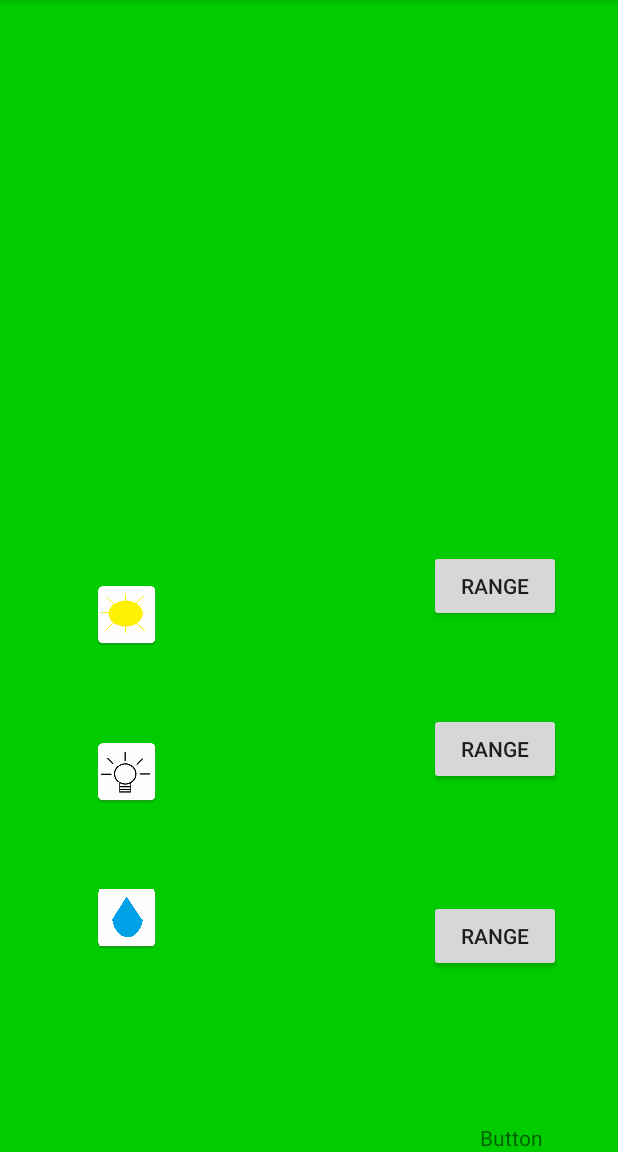
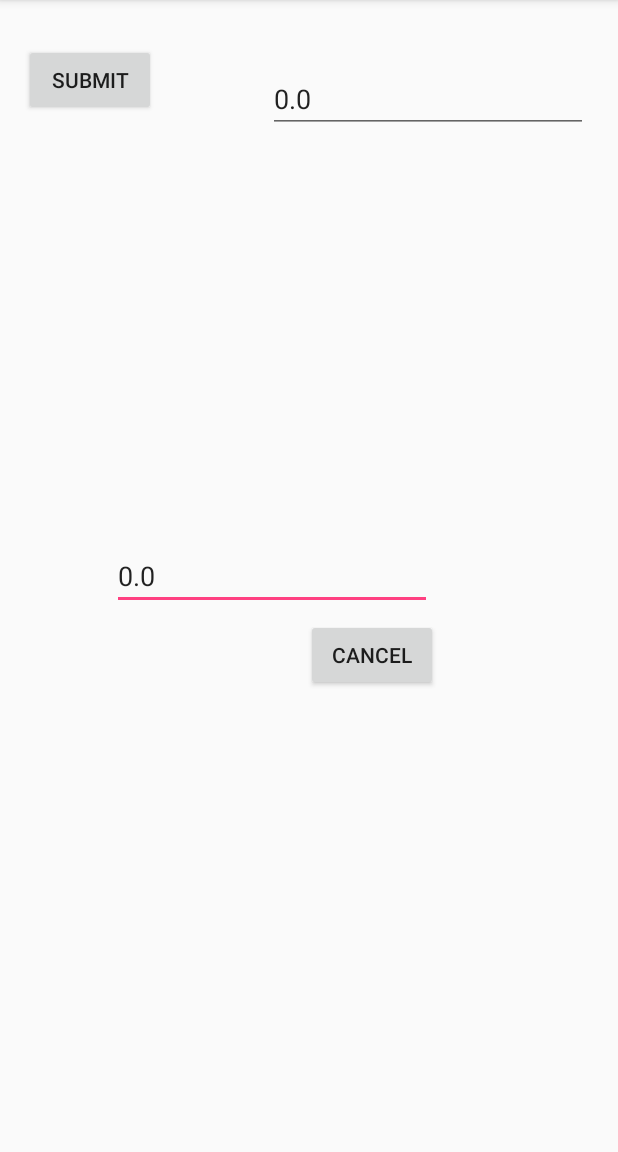
Before and after one commit to 2ndPerk/XtremeGreenClientApp, an Android app: the screen it shows after launch (MainActivity before the commit, RangeSetterActive after it), after a tap on "RANGE", on a phone screen of 412 x 824 dp, the part 84-1236 px from its top. Run offline under Robolectric (Android 15) with nearby library versions, the phone set to English and light mode, and no system bars; our stand-ins replace Firebase (no records; nobody signed in at launch, a user with empty details on screens opened directly); 3 statements that could not run were skipped.

Commit message:
WHY ARE WE TWO VALUE BEHIND Miles & Will

```diff
--- a/app/src/main/AndroidManifest.xml
+++ b/app/src/main/AndroidManifest.xml
@@ -16,6 +16,7 @@
                 <category android:name="android.intent.category.LAUNCHER" />
             </intent-filter>
         </activity>
+        <activity android:name=".RangeSetterActive"></activity>
     </application>
 
 </manifest>
--- a/app/src/main/java/com/example/perk/xtremegreenclient/MainActivity.java
+++ b/app/src/main/java/com/example/perk/xtremegreenclient/MainActivity.java
@@ -9,6 +9,7 @@ import android.content.Intent;
 import android.content.SharedPreferences;
 import android.os.Bundle;
 import android.support.v7.app.AppCompatActivity;
+import android.util.Log;
 import android.view.View;
 import android.widget.Button;
 import android.widget.TextView;
@@ -28,6 +29,8 @@ public class MainActivity extends AppCompatActivity {
     private Ranges rangeHum, rangeTemp, rangeLight;
 
     private DatabaseReference XtremeGreenHum, XtremeGreenLight, XtremeGreenTemp;
+    SharedPreferences sharedPref;
+
 
 
     @Override
@@ -52,7 +55,7 @@ public class MainActivity extends AppCompatActivity {
 
 
         //I  guess we need shared preferences
-       SharedPreferences sharedPref = getSharedPreferences("com.example.perk.xtremegreenclient", Context.MODE_PRIVATE);
+        sharedPref = getSharedPreferences("com.example.perk.xtremegreenclient", Context.MODE_PRIVATE);
 
        double lightmin = Double.parseDouble(sharedPref.getString(getString(R.string.lightmin),"0.0"));
         double lightmax = Double.parseDouble(sharedPref.getString(getString(R.string.lightmax),"0.0"));
@@ -154,6 +157,7 @@ public class MainActivity extends AppCompatActivity {
         btemp.setOnClickListener(new View.OnClickListener() {
             @Override
             public void onClick(View v) {
+                Log.d("Button Test:", "Got here without crashing");
                 changeRangeTemp(rangeTemp);
             }
         });
@@ -161,12 +165,14 @@ public class MainActivity extends AppCompatActivity {
         blight.setOnClickListener(new View.OnClickListener() {
             @Override
             public void onClick(View v) {
+                Log.d("Button Test:", "Got here without crashing");
                 changeRangeTemp(rangeLight);            }
         });
 
         bhum.setOnClickListener(new View.OnClickListener() {
             @Override
             public void onClick (View v) {
+                Log.d("Button Test:", "Got here without crashing");
             changeRangeTemp(rangeHum);
             }
         });
@@ -183,9 +189,35 @@ public class MainActivity extends AppCompatActivity {
     }
     //for launching range setter activity
     private void changeRangeTemp(Ranges range) {
-        Intent intent = new Intent(this, RangeSetterActivity.class);// Does not exist yet, make it later
+        Log.d("Button Test2:", "Got here without crashing");
+        Intent intent = new Intent(this, RangeSetterActive.class);
         intent.putExtra("Range", range);
+        Log.d("Button Test3:", "Got here without crashing");
         startActivity(intent);
+
+        double lightmin = Double.parseDouble(sharedPref.getString(getString(R.string.lightmin),"0.0"));
+        double lightmax = Double.parseDouble(sharedPref.getString(getString(R.string.lightmax),"0.0"));
+        double tempmin = Double.parseDouble(sharedPref.getString(getString(R.string.tempmin),"0.0"));
+        double tempmax = Double.parseDouble(sharedPref.getString(getString(R.string.tempmax),"0.0"));
+        double hummin = Double.parseDouble(sharedPref.getString(getString(R.string.hummin),"0.0"));
+        double hummax = Double.parseDouble(sharedPref.getString(getString(R.string.hummax),"0.0"));
+
+
+        switch (range.getId()) {
+            case 1:
+                range.setMin(tempmin);
+                range.setMax(tempmax);
+                break;
+            case 2:
+                range.setMin(lightmin);
+                range.setMax(lightmax);
+                break;
+            case 3:
+                range.setMin(hummin);
+                range.setMax(hummax);
+                break;
+        }
+
     }
 
 }
--- a/app/src/main/java/com/example/perk/xtremegreenclient/RangeSetterActivity.java
+++ b/app/src/main/java/com/example/perk/xtremegreenclient/RangeSetterActive.java
@@ -1,29 +1,36 @@
 package com.example.perk.xtremegreenclient;
 
-import android.app.Activity;
 import android.content.Context;
 import android.content.SharedPreferences;
+import android.support.v7.app.AppCompatActivity;
 import android.os.Bundle;
+import android.util.Log;
 import android.view.View;
 import android.widget.EditText;
 
-/**
- * pretty straight forward thing, takes mins and maxes the user enters and assigns them to the ranges objects
- * Created by Miles on 7/14/2017.
- */
-
-public class RangeSetterActivity extends Activity {
+public class RangeSetterActive extends AppCompatActivity {
     private EditText min, max;
     private Ranges ranges;
 
-    SharedPreferences sharedPref = getSharedPreferences("com.example.perk.xtremegreenclient", Context.MODE_PRIVATE);
-    SharedPreferences.Editor editor = sharedPref.edit();
 
+    SharedPreferences sharedPref;
+    SharedPreferences.Editor editor;
     @Override
     protected void onCreate (Bundle savedInstanceState){
+
+        Log.d("Test:", "Whats going on?");
         super.onCreate(savedInstanceState);
         setContentView(R.layout.range_setter_layout);
+
+        sharedPref = getSharedPreferences("com.example.perk.xtremegreenclient", Context.MODE_PRIVATE);
+        editor = sharedPref.edit();
+
+
         ranges= (Ranges) getIntent().getSerializableExtra("Range");
+
+        Log.d("Range Min:",Double.toString(ranges.getMin()) );
+        Log.d("Range Max:", Double.toString((ranges.getMax())));
+
         min= (EditText) findViewById(R.id.Min);
         max= (EditText) findViewById(R.id.Max);
 
@@ -40,7 +47,7 @@ public class RangeSetterActivity extends Activity {
 
     }
 
-    public void onSubmitClick(View v)
+  public void onSubmitClick(View v)
     {
         ranges.setMin(Double.parseDouble(min.getText().toString()));
         ranges.setMax(Double.parseDouble(max.getText().toString()));
@@ -69,4 +76,5 @@ public class RangeSetterActivity extends Activity {
     {
         finish();
     }
+
 }
```
Also changed, not shown: app/src/main/res/values/strings.xml (+6 -6 lines).
